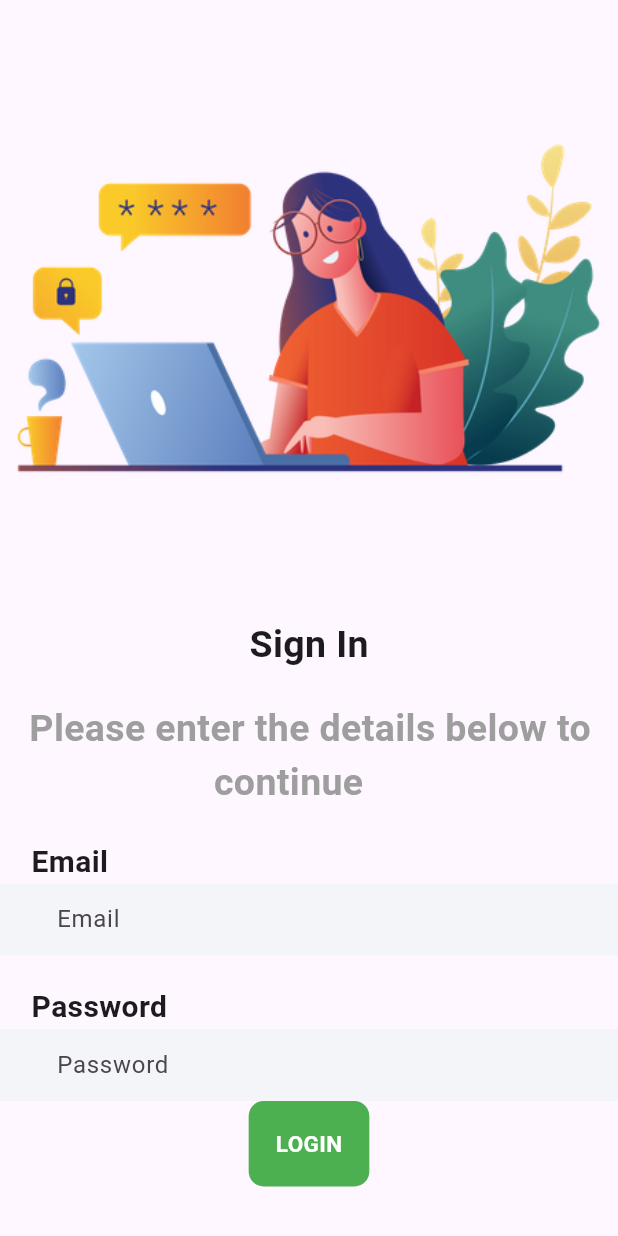
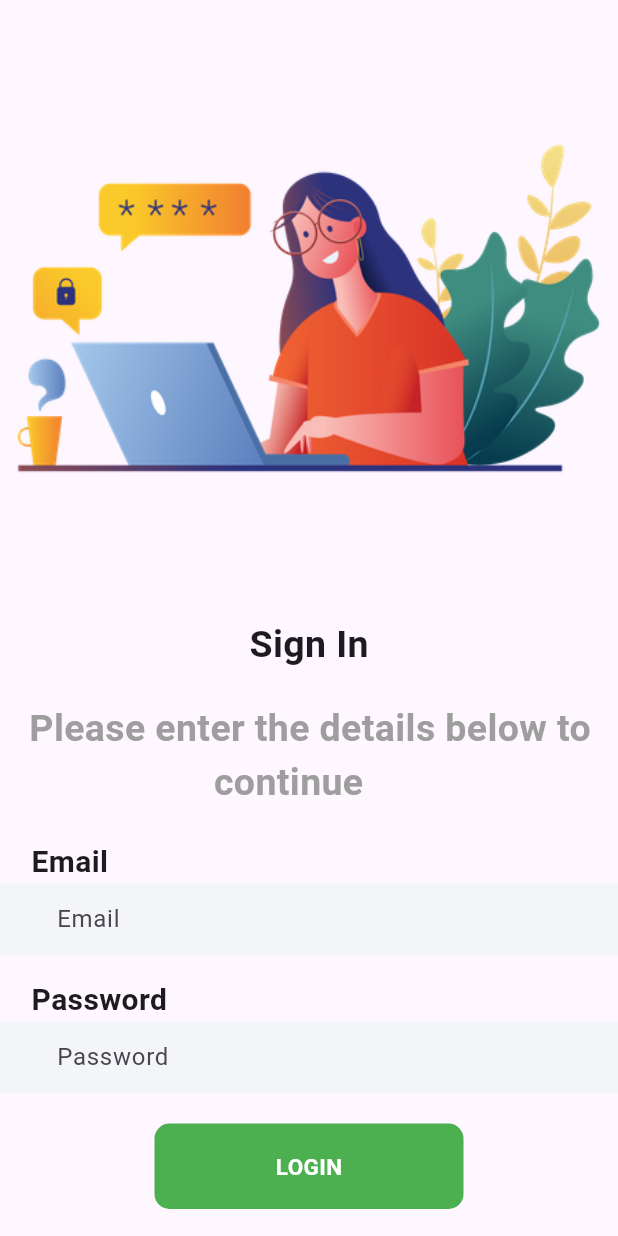
Before and after one commit to Abhismart786/FlutterProject, a Flutter app: the screen it shows after launch, on a phone screen of 412 x 824 dp. Run offline on Flutter 3.47's test engine with Material 3 defaults, Android fonts, the phone set to English and light mode, and no system bars; our stand-ins replace curved_navigation_bar.

Commit message:
19 commit

```diff
--- a/lib/Pages/login.dart
+++ b/lib/Pages/login.dart
@@ -32,7 +32,7 @@ class _LogInState extends State<LogIn> {
               decoration: InputDecoration(border: InputBorder.none,hintText: "    Email"),
             ),),
 
-            SizedBox(height: 20.0,),
+            SizedBox(height: 15.0,),
             Text("    Password",style: TextStyle(
                 fontWeight: FontWeight.bold, fontSize: 20)),
             Container(
@@ -41,13 +41,15 @@ class _LogInState extends State<LogIn> {
               child: TextField(
                 decoration: InputDecoration(border: InputBorder.none,hintText: "    Password"),
               ),),
+            SizedBox(height: 20.0,),
             Center(
               child:
             Container(
+              width: MediaQuery.of(context).size.width/2,
               padding: EdgeInsets.all(18),
               decoration: BoxDecoration(color: Colors.green,borderRadius: BorderRadius.circular(10)
               ),
-              child: Text("LOGIN",style: TextStyle(color: Colors.white,fontSize: 15.0,fontWeight: FontWeight.bold),),
+              child: Center(child: Text("LOGIN",style: TextStyle(color: Colors.white,fontSize: 15.0,fontWeight: FontWeight.bold),),),
             ),),
         ],),
       ),
```
